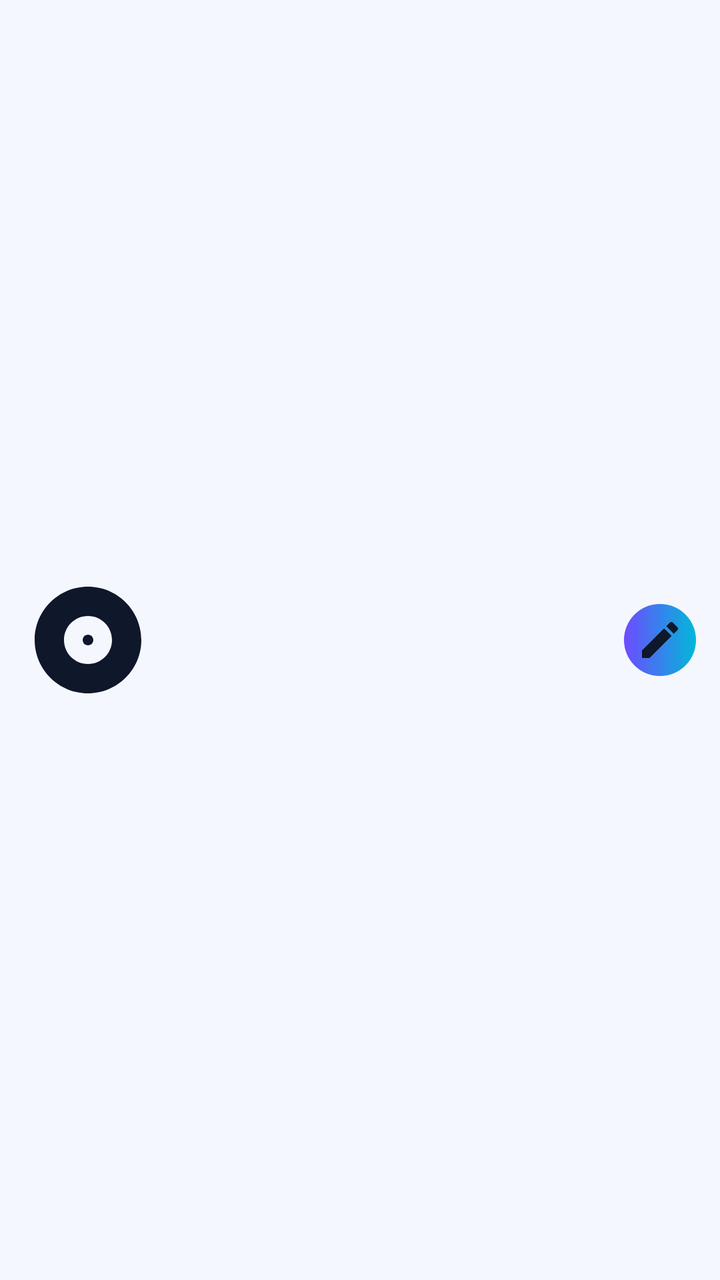
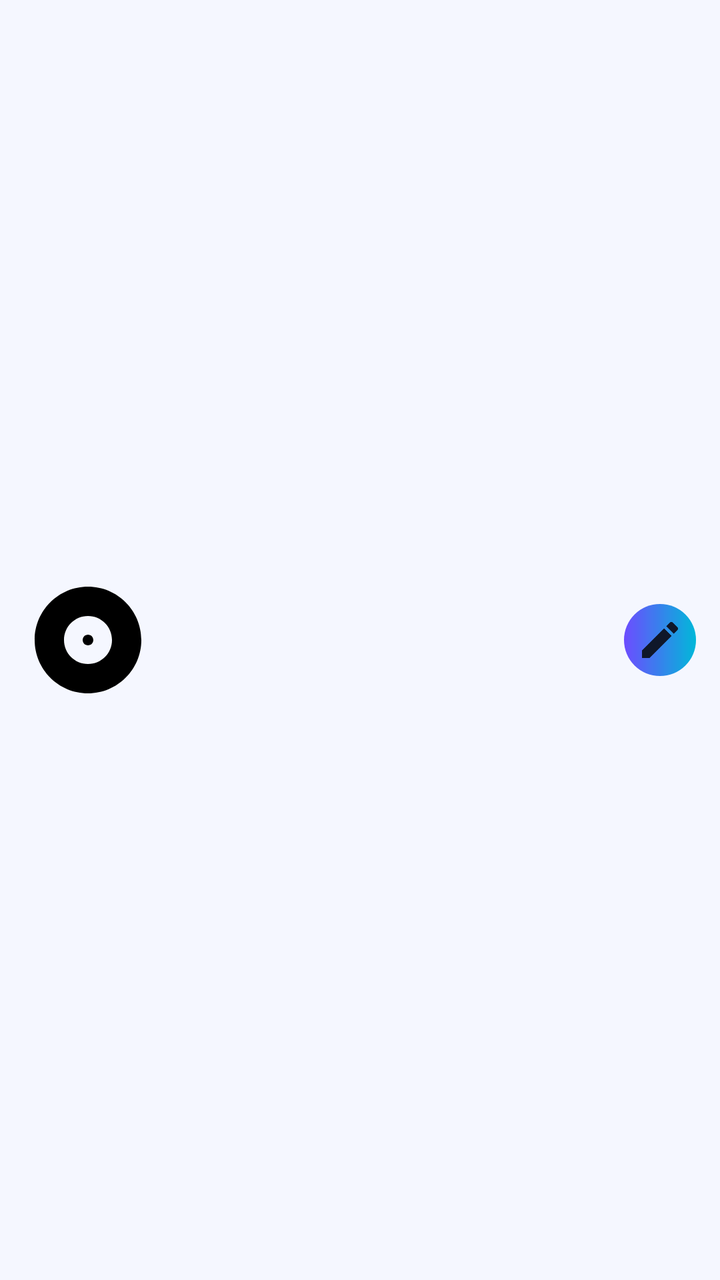

Two renders of the same Android screen: before a commit and after it. Below are the layout's source before the change and the commit's diff.
<!-- AndroidManifest.xml: application theme Base.Theme.Reproducers -->
<!-- res/layout/item_album.xml -->
<LinearLayout xmlns:android="http://schemas.android.com/apk/res/android"
    android:layout_width="match_parent"
    android:layout_height="wrap_content"
    xmlns:app="http://schemas.android.com/apk/res-auto"
    android:orientation="horizontal"
    android:gravity="center_vertical"
    android:padding="12dp"
    android:background="?attr/selectableItemBackground">

    <ImageView
        android:id="@+id/albumCover"
        android:layout_width="64dp"
        android:layout_height="64dp"
        android:scaleType="centerCrop"
        android:src="@drawable/ic_album"
        app:tint="@color/iconTint"/>

    <LinearLayout
        android:layout_width="0dp"
        android:layout_height="wrap_content"
        android:layout_weight="1"
        android:orientation="vertical"
        android:layout_marginStart="12dp">

        <TextView
            android:id="@+id/albumName"
            android:textColor="@color/textPrimary"
            android:layout_width="match_parent"
            android:layout_height="wrap_content"
            android:textSize="16sp"
            android:textStyle="bold" />

        <TextView
            android:id="@+id/albumArtist"
            android:layout_width="match_parent"
            android:layout_height="wrap_content"
            android:textColor="@color/textSecondary" />

    </LinearLayout>

    <ImageButton
        android:id="@+id/btnEditCover"
        android:layout_width="36dp"
        android:layout_height="36dp"
        android:background="@drawable/bg_rounded_button"
        android:src="@drawable/ic_edit"
        app:tint="@color/iconTint"/>

</LinearLayout>
<!-- resources referenced by this layout -->
<resources>
  <color name="iconTint">#0F172A</color>
  <color name="textPrimary">#0F172A</color>
  <color name="textSecondary">#475569</color>
  <!-- drawable bg_rounded_button (drawable) -->
  <shape xmlns:android="http://schemas.android.com/apk/res/android">
      <corners android:radius="24dp" />
      <gradient
          android:angle="0"
          android:endColor="@color/accentSecondary"
          android:startColor="@color/accent" />
  </shape>
  <!-- drawable ic_album (drawable) -->
  <vector xmlns:android="http://schemas.android.com/apk/res/android" android:height="24dp" android:tint="#000000" android:viewportHeight="24" android:viewportWidth="24" android:width="24dp">
        
      <path android:fillColor="@android:color/white" android:pathData="M12,2C6.48,2 2,6.48 2,12s4.48,10 10,10 10,-4.48 10,-10S17.52,2 12,2zM12,16.5c-2.49,0 -4.5,-2.01 -4.5,-4.5S9.51,7.5 12,7.5s4.5,2.01 4.5,4.5 -2.01,4.5 -4.5,4.5zM12,11c-0.55,0 -1,0.45 -1,1s0.45,1 1,1 1,-0.45 1,-1 -0.45,-1 -1,-1z"/>
      
  </vector>
  <!-- drawable ic_edit (drawable) -->
  <vector xmlns:android="http://schemas.android.com/apk/res/android" android:height="24dp" android:tint="#000000" android:viewportHeight="24" android:viewportWidth="24" android:width="24dp">
        
      <path android:fillColor="@android:color/white" android:pathData="M3,17.25V21h3.75L17.81,9.94l-3.75,-3.75L3,17.25zM20.71,7.04c0.39,-0.39 0.39,-1.02 0,-1.41l-2.34,-2.34c-0.39,-0.39 -1.02,-0.39 -1.41,0l-1.83,1.83 3.75,3.75 1.83,-1.83z"/>
      
  </vector>
  <style name="Base.Theme.Reproducers" parent="Theme.Material3.DayNight.NoActionBar">
          <item name="colorPrimary">@color/accent</item>
          <item name="colorSecondary">@color/accentSecondary</item>
          <item name="colorTertiary">@color/accentLight</item>
          <item name="colorPrimaryContainer">@color/primaryDark</item>
          <item name="colorSecondaryContainer">@color/surface</item>
          <item name="colorOnPrimary">@color/textPrimary</item>
          <item name="colorOnSecondary">@color/textPrimary</item>
          <item name="android:colorBackground">@color/primary</item>
          <item name="colorSurface">@color/surface</item>
          <item name="colorOnSurface">@color/textPrimary</item>
          <item name="android:navigationBarColor">@color/primary</item>
          <item name="android:statusBarColor">@color/primaryDark</item>
      </style>
  <color name="accentSecondary">#00B8D9</color>
  <color name="accent">#6D4CFF</color>
  <color name="accentLight">#8EA3FF</color>
  <color name="primaryDark">#E7ECFF</color>
  <color name="surface">#FFFFFF</color>
  <color name="primary">#F5F7FF</color>
</resources>

<!-- the commit's change to res/layout/item_album.xml (unified diff, before → after) -->
@@ -12,8 +12,7 @@
         android:layout_width="64dp"
         android:layout_height="64dp"
         android:scaleType="centerCrop"
-        android:src="@drawable/ic_album"
-        app:tint="@color/iconTint"/>
+        android:src="@drawable/ic_album" />
 
     <LinearLayout
         android:layout_width="0dp"
